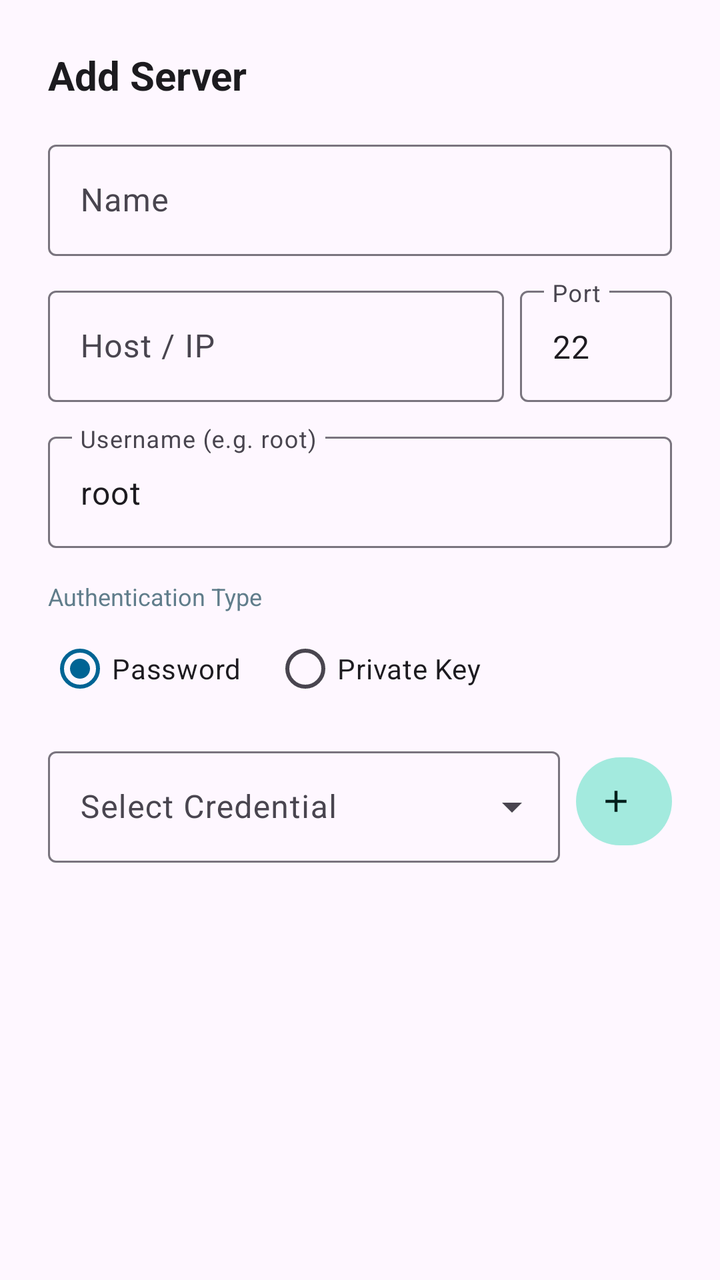
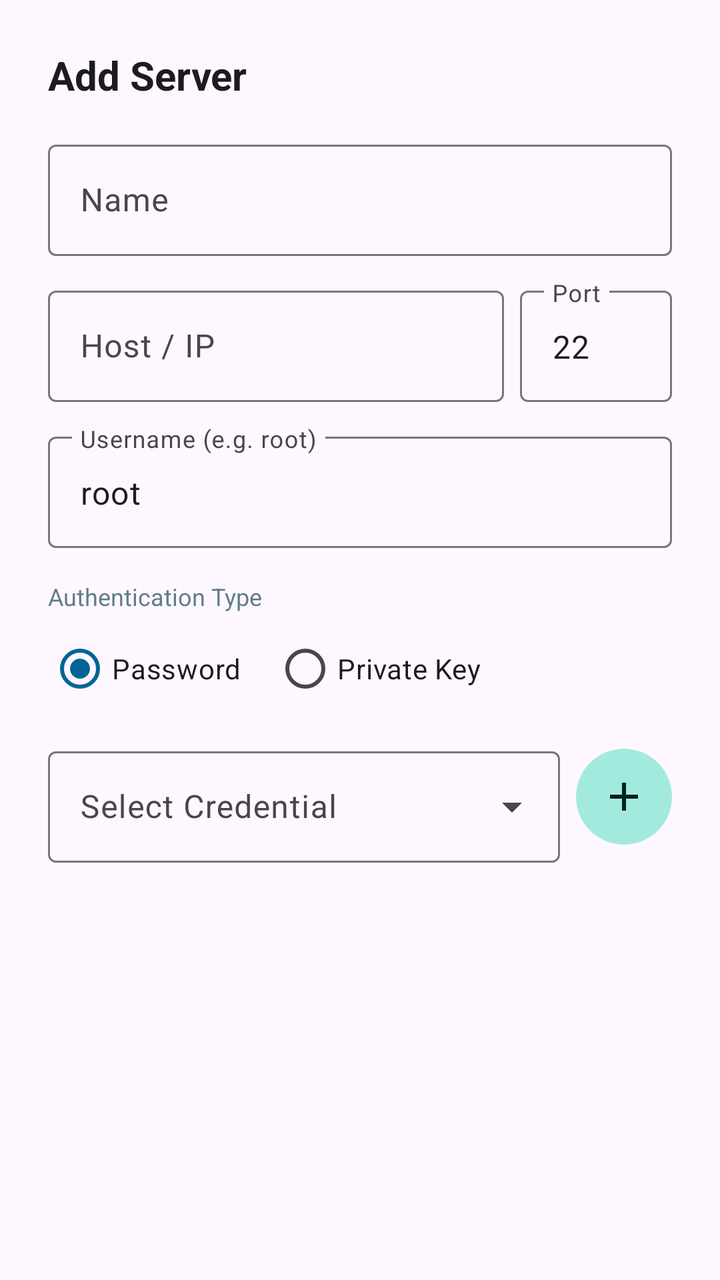

Two renders of the same Android screen: before a commit and after it. Below are the layout's source before the change and the commit's diff.
<!-- AndroidManifest.xml: application theme Theme.SSHRemoteExec -->
<!-- res/layout/dialog_edit_server.xml -->
<?xml version="1.0" encoding="utf-8"?>
<ScrollView xmlns:android="http://schemas.android.com/apk/res/android"
    xmlns:app="http://schemas.android.com/apk/res-auto"
    android:layout_width="match_parent"
    android:layout_height="wrap_content">

    <LinearLayout
        android:layout_width="match_parent"
        android:layout_height="wrap_content"
        android:orientation="vertical"
        android:padding="24dp">

        <TextView
            android:id="@+id/tv_dialog_title"
            android:layout_width="wrap_content"
            android:layout_height="wrap_content"
            android:text="@string/btn_add_server"
            android:textColor="@color/text_primary"
            android:textSize="20sp"
            android:textStyle="bold" />

        <com.google.android.material.textfield.TextInputLayout
            android:layout_width="match_parent"
            android:layout_height="wrap_content"
            android:layout_marginTop="16dp"
            android:hint="@string/name"
            app:boxBackgroundMode="outline">

            <com.google.android.material.textfield.TextInputEditText
                android:id="@+id/et_server_name"
                android:layout_width="match_parent"
                android:layout_height="wrap_content"
                android:singleLine="true" />
        </com.google.android.material.textfield.TextInputLayout>

        <LinearLayout
            android:layout_width="match_parent"
            android:layout_height="wrap_content"
            android:layout_marginTop="12dp"
            android:orientation="horizontal">

            <com.google.android.material.textfield.TextInputLayout
                android:layout_width="0dp"
                android:layout_height="wrap_content"
                android:layout_weight="3"
                android:hint="@string/host"
                app:boxBackgroundMode="outline">

                <com.google.android.material.textfield.TextInputEditText
                    android:id="@+id/et_host"
                    android:layout_width="match_parent"
                    android:layout_height="wrap_content"
                    android:singleLine="true" />
            </com.google.android.material.textfield.TextInputLayout>

            <com.google.android.material.textfield.TextInputLayout
                android:layout_width="0dp"
                android:layout_height="wrap_content"
                android:layout_marginStart="8dp"
                android:layout_weight="1"
                android:hint="@string/port_short"
                app:boxBackgroundMode="outline">

                <com.google.android.material.textfield.TextInputEditText
                    android:id="@+id/et_port"
                    android:layout_width="match_parent"
                    android:layout_height="wrap_content"
                    android:inputType="number"
                    android:text="22" />
            </com.google.android.material.textfield.TextInputLayout>
        </LinearLayout>

        <com.google.android.material.textfield.TextInputLayout
            android:layout_width="match_parent"
            android:layout_height="wrap_content"
            android:layout_marginTop="12dp"
            android:hint="@string/username"
            app:boxBackgroundMode="outline">

            <com.google.android.material.textfield.TextInputEditText
                android:id="@+id/et_username"
                android:layout_width="match_parent"
                android:layout_height="wrap_content"
                android:singleLine="true"
                android:text="root" />
        </com.google.android.material.textfield.TextInputLayout>

        <TextView
            android:layout_width="wrap_content"
            android:layout_height="wrap_content"
            android:layout_marginTop="16dp"
            android:text="@string/auth_type"
            android:textColor="@color/text_secondary"
            android:textSize="12sp" />

        <RadioGroup
            android:id="@+id/rg_auth_type"
            android:layout_width="match_parent"
            android:layout_height="wrap_content"
            android:layout_marginTop="4dp"
            android:orientation="horizontal">

            <RadioButton
                android:id="@+id/rb_auth_password"
                android:layout_width="wrap_content"
                android:layout_height="wrap_content"
                android:checked="true"
                android:text="@string/auth_password" />

            <RadioButton
                android:id="@+id/rb_auth_key"
                android:layout_width="wrap_content"
                android:layout_height="wrap_content"
                android:layout_marginStart="16dp"
                android:text="@string/auth_key" />
        </RadioGroup>

        <LinearLayout
            android:layout_width="match_parent"
            android:layout_height="wrap_content"
            android:layout_marginTop="12dp"
            android:gravity="center_vertical"
            android:orientation="horizontal">

            <com.google.android.material.textfield.TextInputLayout
                android:id="@+id/layout_keys"
                style="@style/Widget.Material3.TextInputLayout.OutlinedBox.ExposedDropdownMenu"
                android:layout_width="0dp"
                android:layout_height="wrap_content"
                android:layout_weight="1"
                android:hint="@string/select_credential">

                <AutoCompleteTextView
                    android:id="@+id/actv_keys"
                    android:layout_width="match_parent"
                    android:layout_height="wrap_content"
                    android:inputType="none" />
            </com.google.android.material.textfield.TextInputLayout>

            <com.google.android.material.button.MaterialButton
                android:id="@+id/btn_quick_add_key"
                style="@style/Widget.Material3.Button.TonalButton"
                android:layout_width="48dp"
                android:layout_height="52dp"
                android:layout_marginStart="8dp"
                android:contentDescription="@string/btn_add_key"
                android:padding="0dp"
                app:icon="@drawable/ic_add"
                app:iconGravity="textStart" />
        </LinearLayout>

    </LinearLayout>
</ScrollView>
<!-- resources referenced by this layout -->
<resources>
  <color name="text_primary">#1C1B1F</color>
  <color name="text_secondary">#607D8B</color>
  <!-- drawable ic_add (drawable) -->
  <vector xmlns:android="http://schemas.android.com/apk/res/android"
      android:width="24dp"
      android:height="24dp"
      android:viewportWidth="24"
      android:viewportHeight="24">
    <path
        android:fillColor="#FF000000"
        android:pathData="M19,13h-6v6h-2v-6H5v-2h6V5h2v6h6v2z"/>
  </vector>
  <string name="auth_key">Private Key</string>
  <string name="auth_password">Password</string>
  <string name="auth_type">Authentication Type</string>
  <string name="btn_add_key">Add Credential</string>
  <string name="btn_add_server">Add Server</string>
  <string name="host">Host / IP</string>
  <string name="name">Name</string>
  <string name="port_short">Port</string>
  <string name="select_credential">Select Credential</string>
  <string name="username">Username (e.g. root)</string>
  <style name="Theme.SSHRemoteExec" parent="Theme.Material3.DayNight.NoActionBar">
          <item name="colorPrimary">@color/primary</item>
          <item name="colorOnPrimary">@color/on_primary</item>
          <item name="colorPrimaryContainer">@color/primary_container</item>
          <item name="colorOnPrimaryContainer">@color/on_primary_container</item>
  
          <item name="colorSecondary">@color/secondary</item>
          <item name="colorOnSecondary">@color/on_secondary</item>
          <item name="colorSecondaryContainer">@color/secondary_container</item>
          <item name="colorOnSecondaryContainer">@color/on_secondary_container</item>
  
          
          <item name="android:statusBarColor">@color/primary</item>
          <item name="android:windowLightStatusBar">false</item>
      </style>
  <color name="primary">#006494</color>
  <color name="on_primary">#FFFFFF</color>
  <color name="primary_container">#CCE5FF</color>
  <color name="on_primary_container">#001D31</color>
  <color name="secondary">#00A896</color>
  <color name="on_secondary">#FFFFFF</color>
  <color name="secondary_container">#A3EADE</color>
  <color name="on_secondary_container">#00201C</color>
</resources>

<!-- the commit's change to res/layout/dialog_edit_server.xml (unified diff, before → after) -->
@@ -139,14 +139,22 @@
 
             <com.google.android.material.button.MaterialButton
                 android:id="@+id/btn_quick_add_key"
-                style="@style/Widget.Material3.Button.TonalButton"
+                style="@style/Widget.Material3.Button.IconButton.Filled.Tonal"
                 android:layout_width="48dp"
-                android:layout_height="52dp"
+                android:layout_height="48dp"
                 android:layout_marginStart="8dp"
+                android:layout_gravity="top"
+                android:layout_marginTop="4dp"
                 android:contentDescription="@string/btn_add_key"
+                android:insetLeft="0dp"
+                android:insetTop="0dp"
+                android:insetRight="0dp"
+                android:insetBottom="0dp"
                 android:padding="0dp"
                 app:icon="@drawable/ic_add"
-                app:iconGravity="textStart" />
+                app:iconGravity="textStart"
+                app:iconPadding="0dp"
+                app:iconSize="24dp" />
         </LinearLayout>
 
     </LinearLayout>
